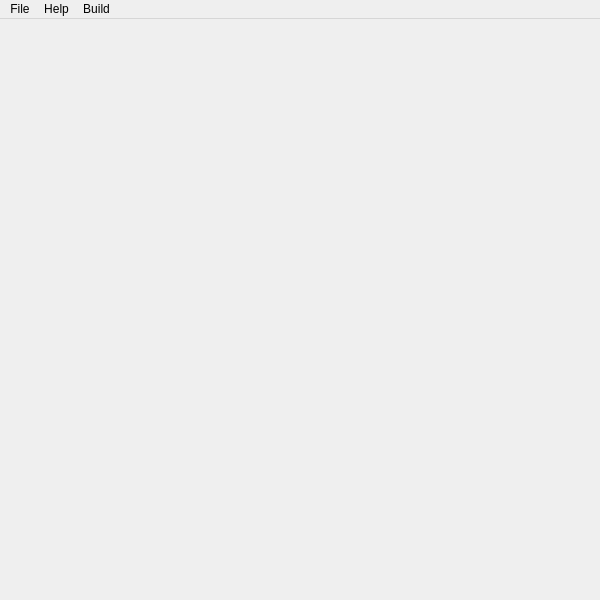
joshwilsonvu/AudioScript, file Frontend/scriptwindow.ui: the form before one commit.
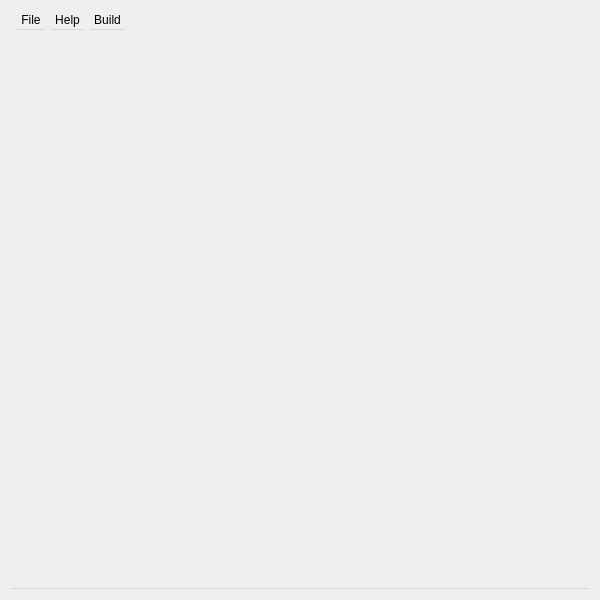
The form after the commit. Icons and pictures are not drawn.

Commit message: Moved app output below editor, changed main to show MainWindow instead of ScriptWindow.

```diff
--- a/Frontend/scriptwindow.ui
+++ b/Frontend/scriptwindow.ui
@@ -1,7 +1,7 @@
 <?xml version="1.0" encoding="UTF-8"?>
 <ui version="4.0">
  <class>ScriptWindow</class>
- <widget class="QMainWindow" name="ScriptWindow">
+ <widget class="QWidget" name="ScriptWindow">
   <property name="geometry">
    <rect>
     <x>0</x>
@@ -23,27 +23,9 @@
    <iconset resource="../Resources/resources.qrc">
     <normaloff>:/icons/application</normaloff>:/icons/application</iconset>
   </property>
-  <property name="unifiedTitleAndToolBarOnMac">
-   <bool>true</bool>
-  </property>
-  <widget class="QWidget" name="centralWidget">
-   <property name="sizePolicy">
-    <sizepolicy hsizetype="Expanding" vsizetype="Expanding">
-     <horstretch>0</horstretch>
-     <verstretch>0</verstretch>
-    </sizepolicy>
-   </property>
-   <layout class="QGridLayout" name="gridLayout"/>
-  </widget>
+  <layout class="QGridLayout" name="gridLayout">
+   <item row="0" column="0">
   <widget class="QMenuBar" name="menuBar">
-   <property name="geometry">
-    <rect>
-     <x>0</x>
-     <y>0</y>
-     <width>600</width>
-     <height>22</height>
-    </rect>
-   </property>
    <widget class="QMenu" name="menuFile">
     <property name="title">
      <string>File</string>
@@ -74,6 +56,8 @@
    <addaction name="menuHelp"/>
    <addaction name="menuBuild"/>
   </widget>
+   </item>
+  </layout>
   <action name="actionNew">
    <property name="text">
     <string>New</string>
```
Left out of the diff: 2 changed lines with no effect on the pictures. Lines whose indentation alone changed are shown as unchanged. The commit also changes 9 other files.
